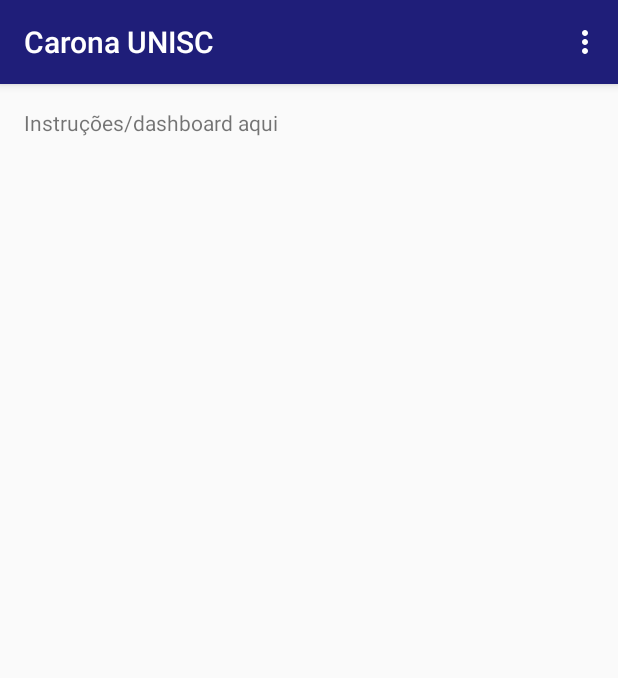
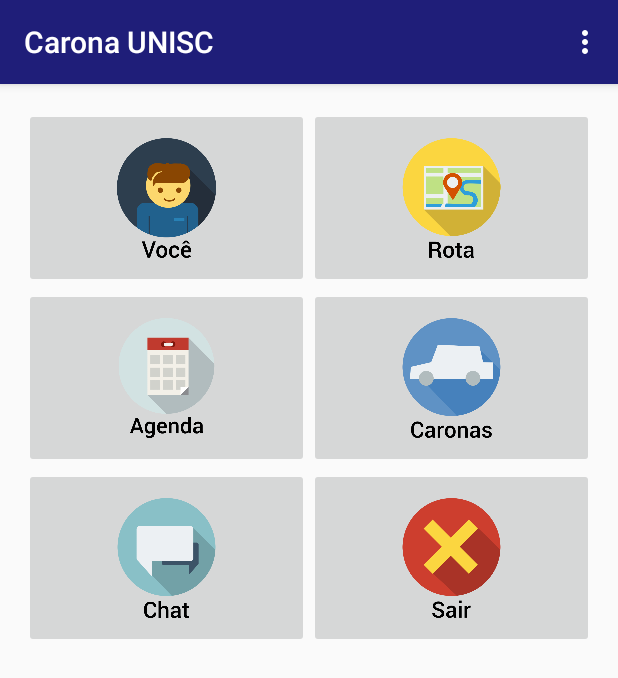
Before and after one commit to Fyrewell/caronaunisc, an Android app: the Home screen opened directly, with no data from a screen before it, on a phone screen of 412 x 824 dp. Shown: the top 678 px of the screen. Run offline under Robolectric (Android 15) with nearby library versions, the phone set to English and light mode, and no system bars; network calls fail.

Commit message:
versao entrega 1

```diff
--- a/app/src/main/java/br/unisc/pdm/caronauniscapp/Agenda.java
+++ b/app/src/main/java/br/unisc/pdm/caronauniscapp/Agenda.java
@@ -25,6 +25,7 @@ public class Agenda extends ActionBarActivity implements AgendaTela {
     private AgendaWebDao dao = new AgendaWebDao(this);
     private String mat = "";
     int diaClicado = 0;
+    int usuariotipo = 0;
     private GridView gridview;
     @Override
     public void onCreate(Bundle savedInstanceState) {
@@ -64,6 +65,7 @@ public class Agenda extends ActionBarActivity implements AgendaTela {
         Intent cfgDia = new Intent(this, configuraDia.class);
         cfgDia.putExtra("VALUE_DIA_SEMANA", Integer.toString(dia));
         cfgDia.putExtra("matricula", this.mat);
+        cfgDia.putExtra("usuariotipo", this.usuariotipo);
         this.startActivityForResult(cfgDia, 1);
     }
 
@@ -106,6 +108,7 @@ public class Agenda extends ActionBarActivity implements AgendaTela {
             }catch(JSONException e){
             }
         }
+        usuariotipo = tipo;
         gridview.setAdapter(imgAdp);
     }
 
@@ -202,7 +205,6 @@ public class Agenda extends ActionBarActivity implements AgendaTela {
 
     public int getImgQtd(int qtd){
         switch(qtd){
-            case 0: return R.drawable.qtde;
             case 1: return R.drawable.ag1;
             case 2: return R.drawable.ag2;
             case 3: return R.drawable.ag3;
--- a/app/src/main/java/br/unisc/pdm/caronauniscapp/FormUsuario.java
+++ b/app/src/main/java/br/unisc/pdm/caronauniscapp/FormUsuario.java
@@ -51,7 +51,6 @@ public class FormUsuario extends ActionBarActivity implements UsuarioTela {
         if (!matricula.equals("")) {
             UsuarioWebDao webservice = new UsuarioWebDao(this);
             webservice.getUsuarioByMat(matricula);
-            Toast.makeText(this, "Deve buscar na web!", Toast.LENGTH_SHORT).show();
         }
 
 
@@ -117,7 +116,6 @@ public class FormUsuario extends ActionBarActivity implements UsuarioTela {
         person.setSexo(sexo);
         person.setCadastroTipo(ctipo);
 
-        Toast.makeText(this,"Deve gravar na web!",Toast.LENGTH_SHORT).show();
         UsuarioWebDao webservice = new UsuarioWebDao(this);
         if(!matricula.equals("")){
             webservice.editUsuario(person);
@@ -156,7 +154,6 @@ public class FormUsuario extends ActionBarActivity implements UsuarioTela {
     public void popularView(List<Usuario> values) {
         populaTela(values.get(0));
         Log.d("WBS", values.toString());
-        Toast.makeText(this,"Voltou.. populando!",Toast.LENGTH_SHORT).show();
     }
 
     public void cadastrar(View v)
--- a/app/src/main/res/layout/activity_configura_dia.xml
+++ b/app/src/main/res/layout/activity_configura_dia.xml
@@ -73,7 +73,7 @@
         android:text="@string/label_qtde_passageiros"
         android:layout_width="wrap_content"
         android:layout_height="wrap_content"
-        android:id="@+id/textView4" />
+        android:id="@+id/txt_qtd_passageiros" />
 
     <RadioGroup
         android:layout_width="match_parent"
--- a/app/src/main/res/layout/activity_home.xml
+++ b/app/src/main/res/layout/activity_home.xml
@@ -1,13 +1,95 @@
-<RelativeLayout xmlns:android="http://schemas.android.com/apk/res/android"
-    xmlns:tools="http://schemas.android.com/tools" android:layout_width="match_parent"
-    android:layout_height="match_parent" android:paddingLeft="@dimen/activity_horizontal_margin"
+<LinearLayout xmlns:android="http://schemas.android.com/apk/res/android"
+    xmlns:tools="http://schemas.android.com/tools"
+    android:layout_width="match_parent"
+    android:layout_height="fill_parent"
+    android:paddingLeft="@dimen/activity_horizontal_margin"
     android:paddingRight="@dimen/activity_horizontal_margin"
     android:paddingTop="@dimen/activity_vertical_margin"
-    android:paddingBottom="@dimen/activity_vertical_margin" tools:context=".Home">
+    android:paddingBottom="@dimen/activity_vertical_margin"
+    tools:context=".Home"
+    android:orientation="vertical">
 
-    <TextView
-        android:text="@string/welcome"
-        android:layout_width="wrap_content"
-        android:layout_height="wrap_content" />
+    <LinearLayout
+        android:layout_width="fill_parent"
+        android:layout_height="wrap_content" >
 
-</RelativeLayout>
+        <ImageButton
+            android:id="@+id/btn_open_voce"
+            android:src="@drawable/ic_open_voce"
+            android:layout_width="0dp"
+            android:layout_height="120dp"
+            android:layout_weight=".50"
+            android:adjustViewBounds="true"
+            android:padding="20dp"
+            android:scaleType="fitCenter"
+            android:layout_alignParentTop="true"
+            android:onClick="openVoce"/>
+
+        <ImageButton
+            android:src="@drawable/ic_open_rota"
+            android:layout_width="0dp"
+            android:layout_height="120dp"
+            android:layout_weight=".50"
+            android:adjustViewBounds="true"
+            android:padding="20dp"
+            android:scaleType="fitCenter"
+            android:layout_alignParentLeft="true"
+            android:layout_alignParentStart="true"
+            android:onClick="openRota" />
+    </LinearLayout>
+
+    <LinearLayout
+        android:layout_width="fill_parent"
+        android:layout_height="wrap_content" >
+
+        <ImageButton
+            android:src="@drawable/ic_open_agenda"
+            android:layout_width="0dp"
+            android:layout_height="120dp"
+            android:layout_weight=".50"
+            android:adjustViewBounds="true"
+            android:padding="20dp"
+            android:scaleType="fitCenter"
+            android:layout_alignParentTop="true"
+            android:onClick="openAgenda" />
+
+        <ImageButton
+            android:src="@drawable/ic_open_caronas"
+            android:layout_width="0dp"
+            android:layout_height="120dp"
+            android:layout_weight=".50"
+            android:adjustViewBounds="true"
+            android:padding="20dp"
+            android:scaleType="fitCenter"
+            android:layout_alignParentLeft="true"
+            android:layout_alignParentStart="true" />
+    </LinearLayout>
+
+    <LinearLayout
+        android:layout_width="fill_parent"
+        android:layout_height="wrap_content" >
+
+        <ImageButton
+            android:src="@drawable/ic_open_chat"
+            android:layout_width="0dp"
+            android:layout_height="120dp"
+            android:layout_weight=".50"
+            android:adjustViewBounds="true"
+            android:padding="20dp"
+            android:scaleType="fitCenter"
+            android:layout_alignParentTop="true" />
+
+        <ImageButton
+            android:src="@drawable/ic_action_sair"
+            android:layout_width="0dp"
+            android:layout_height="120dp"
+            android:layout_weight=".50"
+            android:adjustViewBounds="true"
+            android:padding="20dp"
+            android:scaleType="fitCenter"
+            android:layout_alignParentLeft="true"
+            android:layout_alignParentStart="true"
+            android:onClick="deslogar"/>
+    </LinearLayout>
+
+</LinearLayout>
```
Also changed, not shown: app/src/main/java/br/unisc/pdm/caronauniscapp/Home.java (+36 -14 lines), app/src/main/java/br/unisc/pdm/caronauniscapp/configuraDia.java (+64 -3 lines), app/src/main/java/br/unisc/pdm/caronauniscapp/webservice/UsuarioWebDao.java (+10 -0 lines), app/src/main/res/drawable/ic_action_sair.png (added), app/src/main/res/drawable/ic_open_agenda.png (added), app/src/main/res/drawable/ic_open_caronas.png (added), app/src/main/res/drawable/ic_open_chat.png (added), app/src/main/res/drawable/ic_open_maps.png (added), app/src/main/res/drawable/ic_open_rota.png (added), app/src/main/res/drawable/ic_open_roteiro.png (added), app/src/main/res/drawable/ic_open_voce.png (added), app/src/main/res/drawable/icon_open_vocef.png (added).
